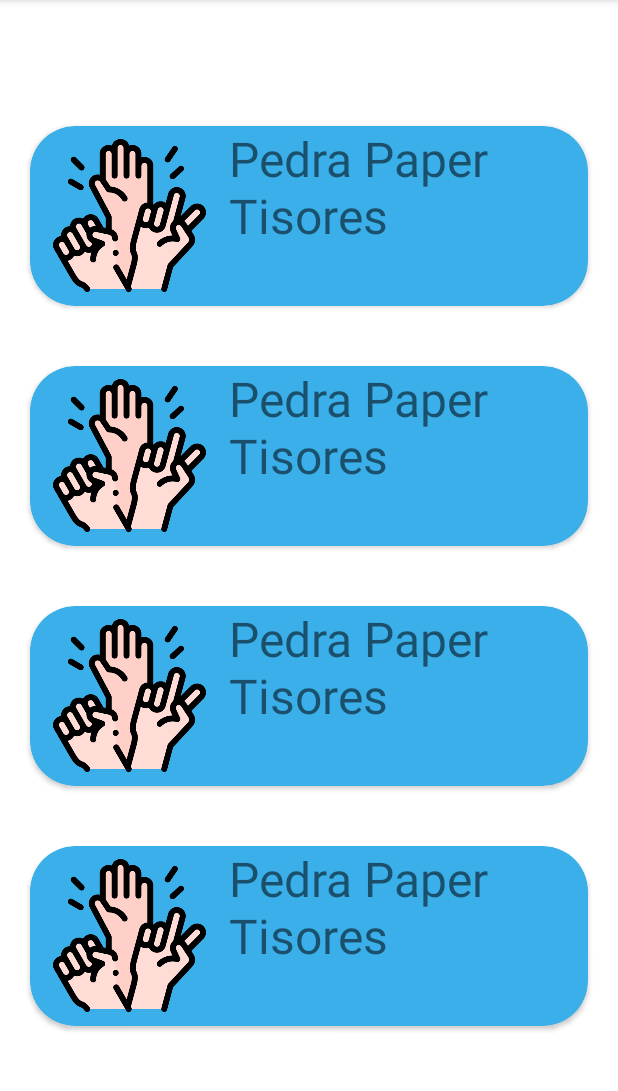
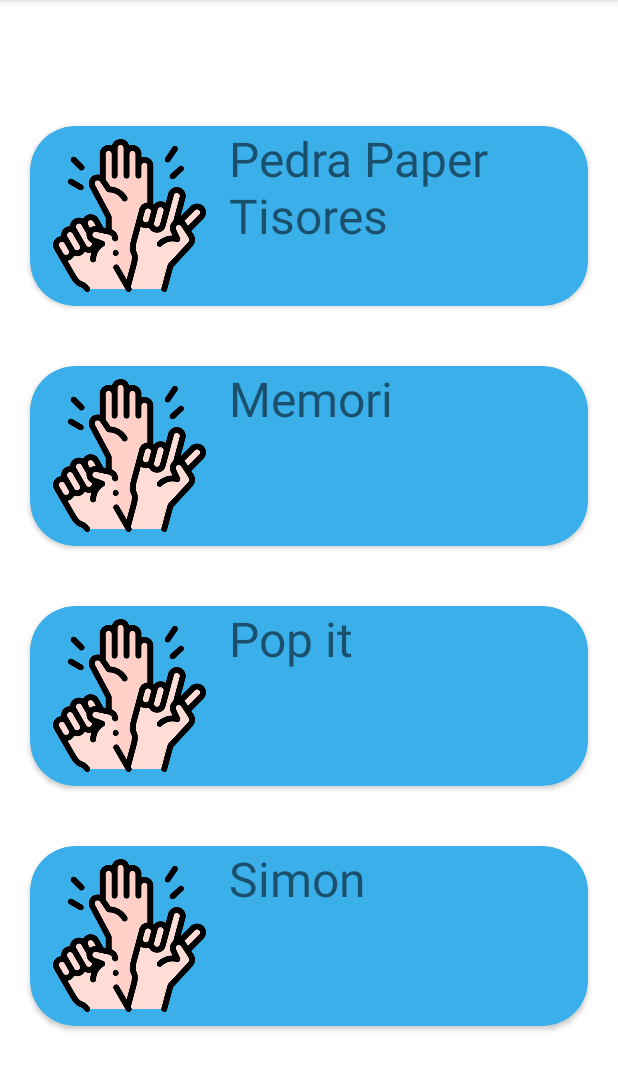
Before and after one commit to zombie23991/MiniMochis, an Android app: the fragment Jocs shown on its own in the app's theme, on a phone screen of 412 x 824 dp, the part 84-1175 px from its top. Run offline under Robolectric (Android 15) with nearby library versions, the phone set to English and light mode, and no system bars.

Commit message:
Jocs definits

```diff
--- a/app/src/main/res/layout/jocs_layout.xml
+++ b/app/src/main/res/layout/jocs_layout.xml
@@ -60,7 +60,7 @@
                 android:id="@+id/textView2"
                 android:layout_width="243dp"
                 android:layout_height="match_parent"
-                android:text="Pedra Paper Tisores"
+                android:text="Memori"
                 android:textSize="32sp" />
 
         </LinearLayout>
@@ -91,7 +91,7 @@
                 android:id="@+id/textView3"
                 android:layout_width="240dp"
                 android:layout_height="match_parent"
-                android:text="Pedra Paper Tisores"
+                android:text="Pop it"
                 android:textSize="32sp" />
 
         </LinearLayout>
@@ -121,11 +121,10 @@
                 android:id="@+id/textView4"
                 android:layout_width="238dp"
                 android:layout_height="match_parent"
-                android:text="Pedra Paper Tisores"
+                android:text="Simon"
                 android:textSize="32sp" />
 
         </LinearLayout>
 
     </androidx.cardview.widget.CardView>
-
 </LinearLayout>
```
